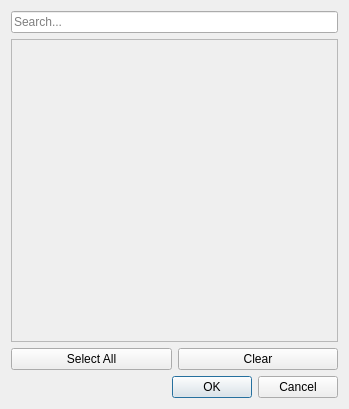
Old version of the form custom_attribute_table_filter.ui in the repository krish42sk/User_login_Viewer.
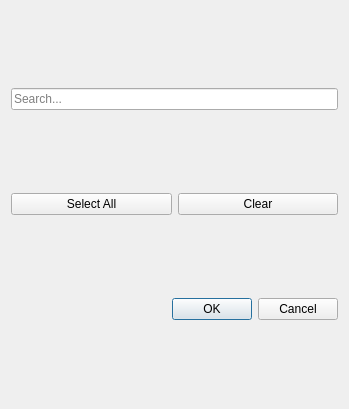
New version of the form.

```diff
--- a/custom_attribute_table_filter.ui
+++ b/custom_attribute_table_filter.ui
@@ -21,24 +21,6 @@
      </property>
     </widget>
    </item>
-   <item>
-    <widget class="QScrollArea" name="scrollArea">
-     <property name="widgetResizable">
-      <bool>true</bool>
-     </property>
-     <widget class="QWidget" name="scrollAreaWidgetContents">
-      <property name="geometry">
-       <rect>
-        <x>0</x>
-        <y>0</y>
-        <width>329</width>
-        <height>303</height>
-       </rect>
-      </property>
-      <layout class="QVBoxLayout" name="checkBoxLayout"/>
-     </widget>
-    </widget>
-   </item>
    <item>
     <layout class="QHBoxLayout" name="selectClearLayout">
      <item>
```
